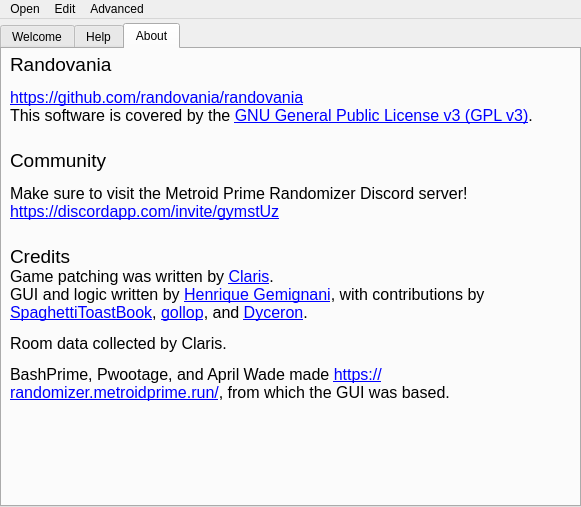
Qt form randovania/gui/ui_files/main_window.ui (randovania/randovania) before a commit.
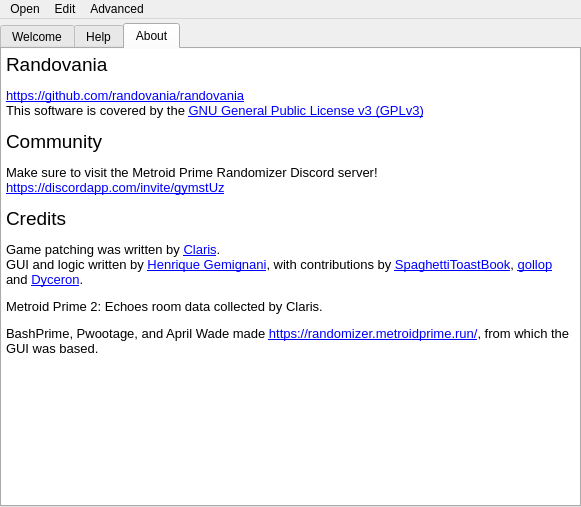
The same form after that commit. The open tabs and pages were chosen to show the change. Icons and pictures are not drawn.

Patch:
```diff
--- a/randovania/gui/ui_files/main_window.ui
+++ b/randovania/gui/ui_files/main_window.ui
@@ -894,37 +894,35 @@
        </attribute>
        <layout class="QGridLayout" name="about_layout">
         <property name="leftMargin">
-         <number>8</number>
+         <number>0</number>
         </property>
         <property name="topMargin">
-         <number>4</number>
+         <number>0</number>
         </property>
         <property name="rightMargin">
-         <number>8</number>
+         <number>0</number>
         </property>
         <property name="bottomMargin">
-         <number>8</number>
+         <number>0</number>
         </property>
         <item row="0" column="0">
-         <widget class="QLabel" name="about_label">
-          <property name="text">
+         <widget class="QTextBrowser" name="about_text_browser">
+          <property name="frameShape">
+           <enum>QFrame::NoFrame</enum>
+          </property>
+          <property name="html">
            <string>&lt;!DOCTYPE HTML PUBLIC &quot;-//W3C//DTD HTML 4.0//EN&quot; &quot;http://www.w3.org/TR/REC-html40/strict.dtd&quot;&gt;
 &lt;html&gt;&lt;head&gt;&lt;meta name=&quot;qrichtext&quot; content=&quot;1&quot; /&gt;&lt;style type=&quot;text/css&quot;&gt;
 p, li { white-space: pre-wrap; }
 &lt;/style&gt;&lt;/head&gt;&lt;body style=&quot; font-family:'MS Shell Dlg 2'; font-size:8pt; font-weight:400; font-style:normal;&quot;&gt;
 &lt;p style=&quot; margin-top:12px; margin-bottom:12px; margin-left:0px; margin-right:0px; -qt-block-indent:0; text-indent:0px;&quot;&gt;&lt;span style=&quot; font-size:14pt;&quot;&gt;Randovania&lt;/span&gt;&lt;/p&gt;
-&lt;p style=&quot; margin-top:12px; margin-bottom:12px; margin-left:0px; margin-right:0px; -qt-block-indent:0; text-indent:0px;&quot;&gt;&lt;a href=&quot;https://github.com/randovania/randovania&quot;&gt;&lt;span style=&quot; font-size:12pt; text-decoration: underline; color:#0000ff;&quot;&gt;https://github.com/randovania/randovania&lt;br /&gt;&lt;/span&gt;&lt;/a&gt;&lt;span style=&quot; font-size:12pt;&quot;&gt;This software is covered by the &lt;/span&gt;&lt;a href=&quot;https://www.gnu.org/licenses/gpl-3.0.en.html&quot;&gt;&lt;span style=&quot; font-size:12pt; text-decoration: underline; color:#0000ff;&quot;&gt;GNU General Public License v3 (GPL v3)&lt;/span&gt;&lt;/a&gt;&lt;span style=&quot; font-size:12pt;&quot;&gt;.&lt;/span&gt;&lt;span style=&quot; font-size:10pt;&quot;&gt;&lt;br /&gt;&lt;/span&gt;&lt;/p&gt;
+&lt;p style=&quot; margin-top:12px; margin-bottom:12px; margin-left:0px; margin-right:0px; -qt-block-indent:0; text-indent:0px;&quot;&gt;&lt;a href=&quot;https://github.com/randovania/randovania&quot;&gt;&lt;span style=&quot; font-size:10pt; text-decoration: underline; color:#0000ff;&quot;&gt;https://github.com/randovania/randovania&lt;/span&gt;&lt;/a&gt;&lt;span style=&quot; font-size:10pt;&quot;&gt;&lt;br /&gt;This software is covered by the &lt;/span&gt;&lt;a href=&quot;https://www.gnu.org/licenses/gpl-3.0.en.html&quot;&gt;&lt;span style=&quot; font-size:10pt; text-decoration: underline; color:#0000ff;&quot;&gt;GNU General Public License v3 (GPLv3)&lt;/span&gt;&lt;/a&gt;&lt;/p&gt;
 &lt;p style=&quot; margin-top:12px; margin-bottom:12px; margin-left:0px; margin-right:0px; -qt-block-indent:0; text-indent:0px;&quot;&gt;&lt;span style=&quot; font-size:14pt;&quot;&gt;Community&lt;/span&gt;&lt;/p&gt;
-&lt;p style=&quot; margin-top:12px; margin-bottom:12px; margin-left:0px; margin-right:0px; -qt-block-indent:0; text-indent:0px;&quot;&gt;&lt;span style=&quot; font-size:12pt;&quot;&gt;Make sure to visit the Metroid Prime Randomizer Discord server!&lt;br /&gt;&lt;/span&gt;&lt;a href=&quot;https://discordapp.com/invite/gymstUz&quot;&gt;&lt;span style=&quot; font-size:12pt; text-decoration: underline; color:#0000ff;&quot;&gt;https://discordapp.com/invite/gymstUz&lt;/span&gt;&lt;/a&gt;&lt;a href=&quot;https://discordapp.com/invite/gymstUz&quot;&gt;&lt;span style=&quot; font-size:10pt; text-decoration: underline; color:#0000ff;&quot;&gt;&lt;br /&gt;&lt;/span&gt;&lt;/a&gt;&lt;/p&gt;
-&lt;p style=&quot; margin-top:12px; margin-bottom:12px; margin-left:0px; margin-right:0px; -qt-block-indent:0; text-indent:0px;&quot;&gt;&lt;span style=&quot; font-size:14pt;&quot;&gt;Credits&lt;/span&gt;&lt;br /&gt;&lt;span style=&quot; font-size:12pt;&quot;&gt;Game patching was written by &lt;/span&gt;&lt;a href=&quot;https://twitter.com/ClarisRobyn&quot;&gt;&lt;span style=&quot; font-size:12pt; text-decoration: underline; color:#0000ff;&quot;&gt;Claris&lt;/span&gt;&lt;/a&gt;&lt;span style=&quot; font-size:12pt;&quot;&gt;.&lt;br /&gt;GUI and logic written by &lt;/span&gt;&lt;a href=&quot;https://github.com/henriquegemignani/&quot;&gt;&lt;span style=&quot; font-size:12pt; text-decoration: underline; color:#0000ff;&quot;&gt;Henrique Gemignani&lt;/span&gt;&lt;/a&gt;&lt;span style=&quot; font-size:12pt;&quot;&gt;, with contributions by &lt;/span&gt;&lt;a href=&quot;https://www.twitch.tv/spaghettitoastbook&quot;&gt;&lt;span style=&quot; font-size:12pt; text-decoration: underline; color:#0000ff;&quot;&gt;SpaghettiToastBook&lt;/span&gt;&lt;/a&gt;&lt;span style=&quot; font-size:12pt;&quot;&gt;, &lt;/span&gt;&lt;a href=&quot;https://github.com/gollop&quot;&gt;&lt;span style=&quot; font-size:12pt; text-decoration: underline; color:#0000ff;&quot;&gt;gollop&lt;/span&gt;&lt;/a&gt;&lt;span style=&quot; font-size:12pt;&quot;&gt;, and &lt;/span&gt;&lt;a href=&quot;https://www.twitch.tv/dyceron&quot;&gt;&lt;span style=&quot; font-size:12pt; text-decoration: underline; color:#0000ff;&quot;&gt;Dyceron&lt;/span&gt;&lt;/a&gt;&lt;span style=&quot; font-size:12pt;&quot;&gt;.&lt;/span&gt;&lt;/p&gt;
-&lt;p style=&quot; margin-top:12px; margin-bottom:12px; margin-left:0px; margin-right:0px; -qt-block-indent:0; text-indent:0px;&quot;&gt;&lt;span style=&quot; font-size:12pt;&quot;&gt;Room data collected by Claris.&lt;/span&gt;&lt;/p&gt;
-&lt;p style=&quot; margin-top:12px; margin-bottom:12px; margin-left:0px; margin-right:0px; -qt-block-indent:0; text-indent:0px;&quot;&gt;&lt;span style=&quot; font-size:12pt;&quot;&gt;BashPrime, Pwootage, and April Wade made &lt;/span&gt;&lt;a href=&quot;https://randomizer.metroidprime.run/&quot;&gt;&lt;span style=&quot; font-size:12pt; text-decoration: underline; color:#0000ff;&quot;&gt;https://randomizer.metroidprime.run/&lt;/span&gt;&lt;/a&gt;&lt;span style=&quot; font-size:12pt;&quot;&gt;, from which the GUI was based.&lt;/span&gt;&lt;/p&gt;&lt;/body&gt;&lt;/html&gt;</string>
-          </property>
-          <property name="alignment">
-           <set>Qt::AlignLeading|Qt::AlignLeft|Qt::AlignTop</set>
-          </property>
-          <property name="wordWrap">
-           <bool>true</bool>
+&lt;p style=&quot; margin-top:12px; margin-bottom:12px; margin-left:0px; margin-right:0px; -qt-block-indent:0; text-indent:0px;&quot;&gt;&lt;span style=&quot; font-size:10pt;&quot;&gt;Make sure to visit the Metroid Prime Randomizer Discord server!&lt;br /&gt;&lt;/span&gt;&lt;a href=&quot;https://discordapp.com/invite/gymstUz&quot;&gt;&lt;span style=&quot; font-size:10pt; text-decoration: underline; color:#0000ff;&quot;&gt;https://discordapp.com/invite/gymstUz&lt;/span&gt;&lt;/a&gt;&lt;/p&gt;
+&lt;p style=&quot; margin-top:12px; margin-bottom:12px; margin-left:0px; margin-right:0px; -qt-block-indent:0; text-indent:0px;&quot;&gt;&lt;span style=&quot; font-size:14pt;&quot;&gt;Credits&lt;/span&gt;&lt;/p&gt;
+&lt;p style=&quot; margin-top:12px; margin-bottom:12px; margin-left:0px; margin-right:0px; -qt-block-indent:0; text-indent:0px;&quot;&gt;&lt;span style=&quot; font-size:10pt;&quot;&gt;Game patching was written by &lt;/span&gt;&lt;a href=&quot;https://www.twitch.tv/claris&quot;&gt;&lt;span style=&quot; font-size:10pt; text-decoration: underline; color:#0000ff;&quot;&gt;Claris&lt;/span&gt;&lt;/a&gt;&lt;span style=&quot; font-size:10pt;&quot;&gt;.&lt;br /&gt;GUI and logic written by &lt;/span&gt;&lt;a href=&quot;https://github.com/henriquegemignani&quot;&gt;&lt;span style=&quot; font-size:10pt; text-decoration: underline; color:#0000ff;&quot;&gt;Henrique Gemignani&lt;/span&gt;&lt;/a&gt;&lt;span style=&quot; font-size:10pt;&quot;&gt;, with contributions by &lt;/span&gt;&lt;a href=&quot;https://www.twitch.tv/spaghettitoastbook&quot;&gt;&lt;span style=&quot; font-size:10pt; text-decoration: underline; color:#0000ff;&quot;&gt;SpaghettiToastBook&lt;/span&gt;&lt;/a&gt;&lt;span style=&quot; font-size:10pt;&quot;&gt;, &lt;/span&gt;&lt;a href=&quot;https://github.com/gollop&quot;&gt;&lt;span style=&quot; font-size:10pt; text-decoration: underline; color:#0000ff;&quot;&gt;gollop&lt;/span&gt;&lt;/a&gt;&lt;span style=&quot; font-size:10pt;&quot;&gt; and &lt;/span&gt;&lt;a href=&quot;https://www.twitch.tv/dyceron&quot;&gt;&lt;span style=&quot; font-size:10pt; text-decoration: underline; color:#0000ff;&quot;&gt;Dyceron&lt;/span&gt;&lt;/a&gt;&lt;span style=&quot; font-size:10pt;&quot;&gt;.&lt;/span&gt;&lt;/p&gt;
+&lt;p style=&quot; margin-top:12px; margin-bottom:12px; margin-left:0px; margin-right:0px; -qt-block-indent:0; text-indent:0px;&quot;&gt;&lt;span style=&quot; font-size:10pt;&quot;&gt;Metroid Prime 2: Echoes room data collected by Claris.&lt;/span&gt;&lt;/p&gt;
+&lt;p style=&quot; margin-top:12px; margin-bottom:12px; margin-left:0px; margin-right:0px; -qt-block-indent:0; text-indent:0px;&quot;&gt;&lt;span style=&quot; font-size:10pt;&quot;&gt;BashPrime, Pwootage, and April Wade made &lt;/span&gt;&lt;a href=&quot;https://randomizer.metroidprime.run/&quot;&gt;&lt;span style=&quot; font-size:10pt; text-decoration: underline; color:#0000ff;&quot;&gt;https://randomizer.metroidprime.run/&lt;/span&gt;&lt;/a&gt;&lt;span style=&quot; font-size:10pt;&quot;&gt;, from which the GUI was based.&lt;/span&gt;&lt;/p&gt;&lt;/body&gt;&lt;/html&gt;</string>
           </property>
           <property name="openExternalLinks">
            <bool>true</bool>
```
Left out of the diff: 65 changed lines with no effect on the pictures.
